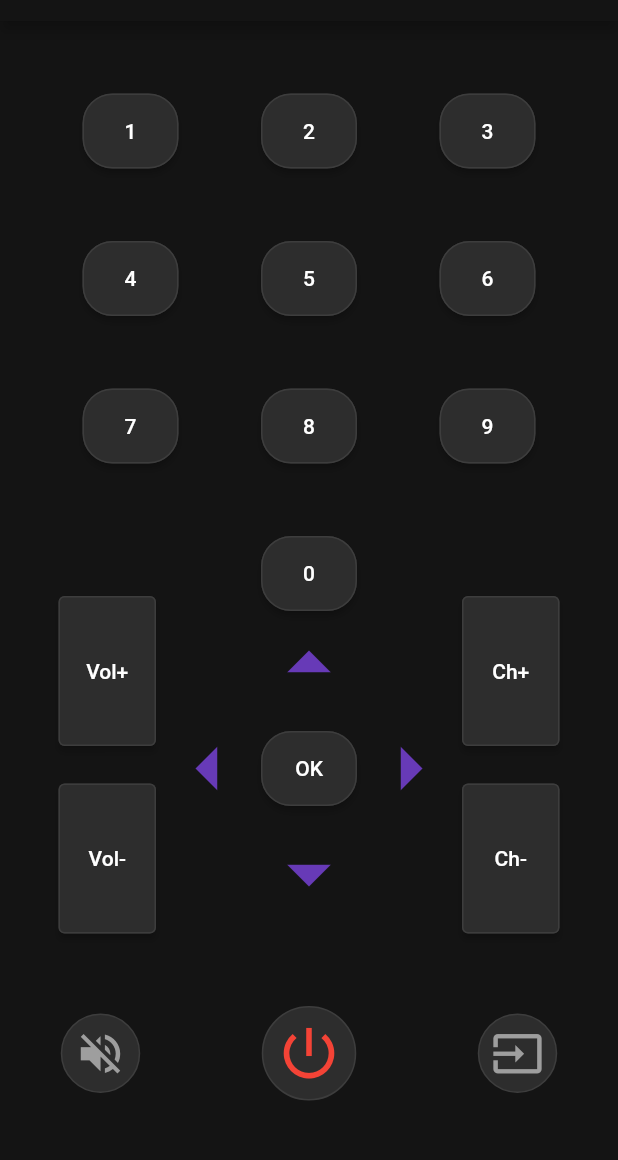
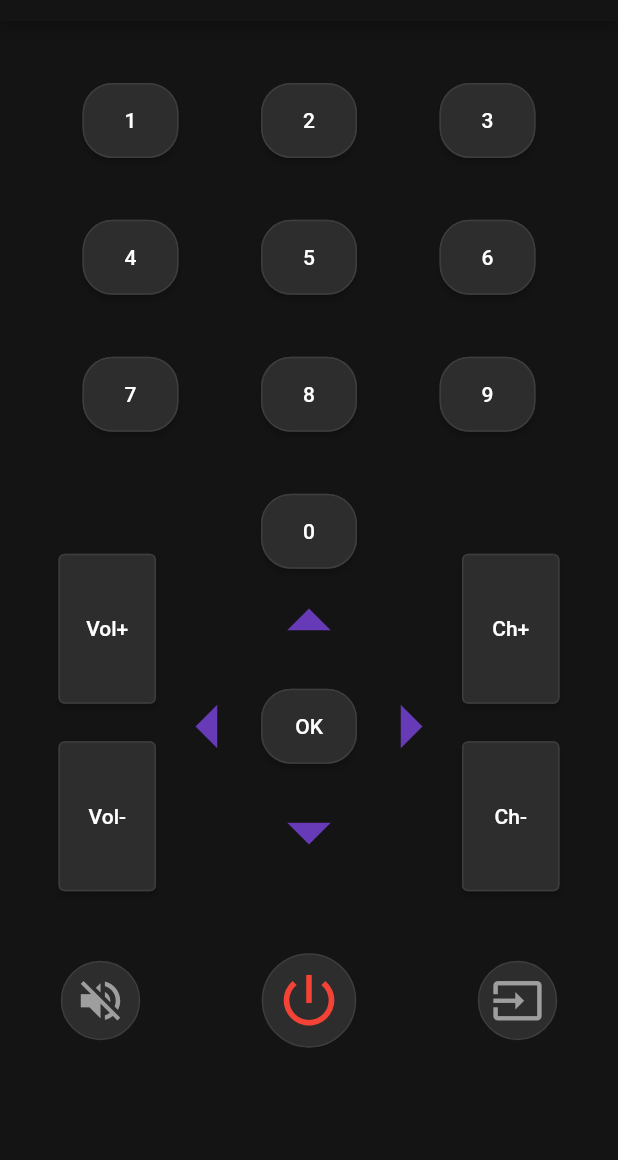
Before and after one commit to Randall16/iot_remote, a Flutter app: the screen it shows after launch, on a phone screen of 412 x 824 dp, the part 63-1223 px from its top. Run offline on Flutter 3.47's test engine with Material 2 defaults, Android fonts, the phone set to English and light mode, and no system bars; our stand-ins replace shared_preferences.

Commit message:
added more space between bottom row and bottom of screen

```diff
--- a/lib/main.dart
+++ b/lib/main.dart
@@ -311,7 +311,8 @@ class _RemotePageState extends State<RemotePage> {
                 ),
                 const Spacer(flex: 1),
               ],
-            )
+            ),
+            const SizedBox(width: double.infinity, height: 1)
           ],
         ),
       ),
```
